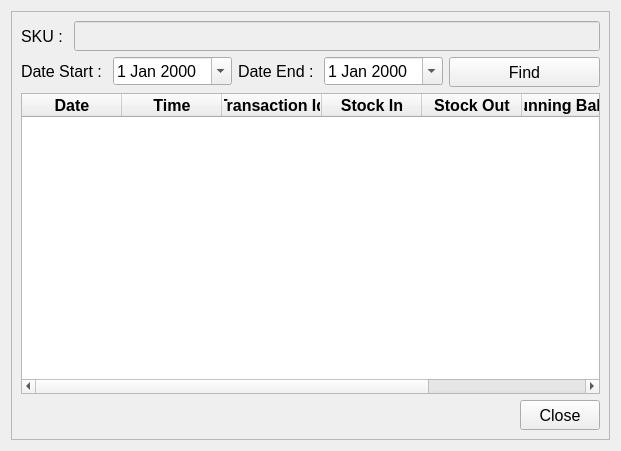
Above: ui/stock_card_dialog.ui from michael-halim/pos before the change. Below: the same form after it.
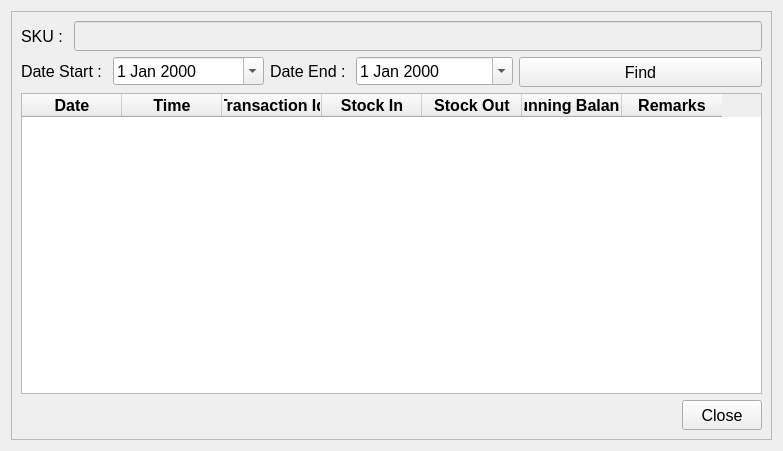
That is the form after the change.

Patch:
```diff
--- a/ui/stock_card_dialog.ui
+++ b/ui/stock_card_dialog.ui
@@ -6,7 +6,7 @@
    <rect>
     <x>0</x>
     <y>0</y>
-    <width>621</width>
+    <width>783</width>
     <height>451</height>
    </rect>
   </property>
```
